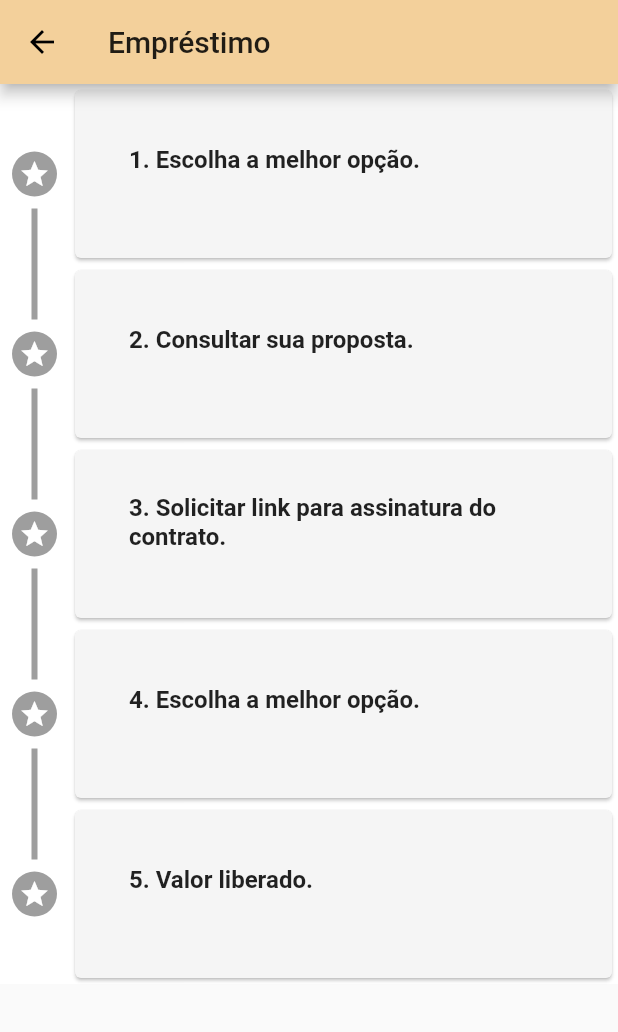
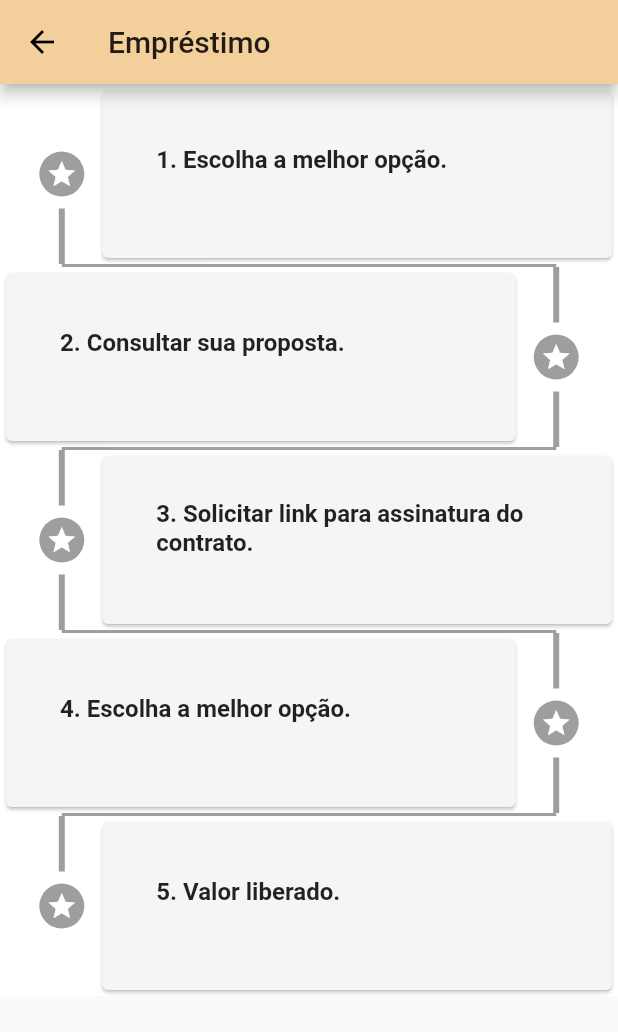
Before and after one commit to goreau/duepay, a Flutter app: the Emprestimo screen opened by its route, on a phone screen of 412 x 824 dp. Shown: the top 1032 px of the screen. Run offline on Flutter 3.47's test engine with Material 2 defaults, Android fonts, the phone set to English and light mode, and no system bars; drawn by our look-alikes of timeline_tile; our stand-ins replace shared_preferences; accounts and stored records are empty; Roboto replaces fonts that are missing (Arial).

```diff
--- a/duepay/lib/comunicacao/comunica.dart
+++ b/duepay/lib/comunicacao/comunica.dart
@@ -3,8 +3,8 @@ import 'dart:convert';
 import 'package:http/http.dart' as http;
 
 class Comunica {
-  //static final server = 'http://10.0.2.2:82/';
-  static final server = 'https://api.duebank.com.br/';
+  static final server = 'http://10.0.2.2:82/';
+  //static final server = 'https://api.duebank.com.br/';
 
   static Future<String> login(String usuario, String senha) async {
     var url = server + 'login/authentication';
--- a/duepay/lib/models/usuario.dart
+++ b/duepay/lib/models/usuario.dart
@@ -6,7 +6,32 @@ class Usuario {
   final String perfil;
   final int status;
   final int cartao_corporativo;
+  final String token;
+  final String senha;
 
   Usuario(this.id, this.usuario, this.nome, this.sobrenome, this.perfil,
-      this.status, this.cartao_corporativo);
+      this.status, this.cartao_corporativo, this.token, this.senha);
+
+  Map<String, dynamic> toJson() => {
+        'id': id,
+        'usuario': usuario,
+        'nome': nome,
+        'sobrenome': sobrenome,
+        'perfil': perfil,
+        'status': status,
+        'cartao_corporativo': cartao_corporativo,
+        'token': token,
+        'senha': senha,
+      };
+
+  Usuario.fromJson(Map<String, dynamic> json)
+      : id = json['id'],
+        usuario = json['usuario'],
+        nome = json['nome'],
+        sobrenome = json['sobrenome'],
+        perfil = json['perfil'],
+        status = json['status'],
+        cartao_corporativo = json['cartao_corporativo'],
+        token = json['token'],
+        senha = json['senha'];
 }
--- /dev/null
+++ b/duepay/lib/util/storage.dart
@@ -0,0 +1,20 @@
+import 'dart:convert';
+
+import 'package:shared_preferences/shared_preferences.dart';
+
+class Storage {
+  static dynamic recupera(String key) async {
+    final prefs = await SharedPreferences.getInstance();
+    return json.decode(prefs.getString(key));
+  }
+
+  static insere(String key, value) async {
+    final prefs = await SharedPreferences.getInstance();
+    prefs.setString(key, json.encode(value));
+  }
+
+  static remove(String key) async {
+    final prefs = await SharedPreferences.getInstance();
+    prefs.remove(key);
+  }
+}
--- a/duepay/lib/views/emprestimo.dart
+++ b/duepay/lib/views/emprestimo.dart
@@ -1,8 +1,34 @@
+import 'package:duepay/models/usuario.dart';
 import 'package:duepay/util/routes.dart';
+import 'package:duepay/util/storage.dart';
 import 'package:flutter/material.dart';
 import 'package:timeline_tile/timeline_tile.dart';
 
-class Emprestimo extends StatelessWidget {
+class Emprestimo extends StatefulWidget {
+  @override
+  _EmprestimoState createState() => _EmprestimoState();
+}
+
+class _EmprestimoState extends State<Emprestimo> {
+  Usuario logUser;
+
+  @override
+  void initState() {
+    super.initState();
+    loadUser();
+  }
+
+  loadUser() async {
+    try {
+      Usuario user = Usuario.fromJson(await Storage.recupera("user"));
+      setState(() {
+        logUser = user;
+      });
+    } catch (Excepetion) {
+      print('fodeu' + Excepetion.toString());
+    }
+  }
+
   @override
   Widget build(BuildContext context) {
     return Scaffold(
@@ -12,13 +38,15 @@ class Emprestimo extends StatelessWidget {
       body: SingleChildScrollView(
         child: Column(
           children: [
+            // Text(logUser.token),
             Container(
               color: Colors.white,
               child: Column(
                 mainAxisSize: MainAxisSize.min,
                 children: <Widget>[
                   TimelineTile(
-                    alignment: TimelineAlign.start,
+                    alignment: TimelineAlign.manual,
+                    lineXY: 0.1,
                     isFirst: true,
                     indicatorStyle: IndicatorStyle(
                       width: 30,
@@ -53,8 +81,13 @@ class Emprestimo extends StatelessWidget {
                       ),
                     ),
                   ),
+                  TimelineDivider(
+                    begin: 0.1,
+                    end: 0.9,
+                  ),
                   TimelineTile(
-                    alignment: TimelineAlign.start,
+                    alignment: TimelineAlign.manual,
+                    lineXY: 0.9,
                     isFirst: false,
                     indicatorStyle: IndicatorStyle(
                       width: 30,
@@ -65,7 +98,7 @@ class Emprestimo extends StatelessWidget {
                         iconData: Icons.star,
                       ),
                     ),
-                    endChild: Container(
+                    startChild: Container(
                       child: Card(
                         color: Colors.grey[100],
                         child: InkWell(
@@ -90,8 +123,13 @@ class Emprestimo extends StatelessWidget {
                       ),
                     ),
                   ),
+                  TimelineDivider(
+                    begin: 0.1,
+                    end: 0.9,
+                  ),
                   TimelineTile(
-                    alignment: TimelineAlign.start,
+                    alignment: TimelineAlign.manual,
+                    lineXY: 0.1,
                     isFirst: false,
                     indicatorStyle: IndicatorStyle(
                       width: 30,
@@ -125,8 +163,13 @@ class Emprestimo extends StatelessWidget {
                       ),
                     ),
                   ),
+                  TimelineDivider(
+                    begin: 0.1,
+                    end: 0.9,
+                  ),
                   TimelineTile(
-                    alignment: TimelineAlign.start,
+                    alignment: TimelineAlign.manual,
+                    lineXY: 0.9,
                     isFirst: false,
                     indicatorStyle: IndicatorStyle(
                       width: 30,
@@ -137,7 +180,7 @@ class Emprestimo extends StatelessWidget {
                         iconData: Icons.star,
                       ),
                     ),
-                    endChild: Container(
+                    startChild: Container(
                       child: Card(
                         color: Colors.grey[100],
                         child: InkWell(
@@ -159,8 +202,13 @@ class Emprestimo extends StatelessWidget {
                       ),
                     ),
                   ),
+                  TimelineDivider(
+                    begin: 0.1,
+                    end: 0.9,
+                  ),
                   TimelineTile(
-                    alignment: TimelineAlign.start,
+                    alignment: TimelineAlign.manual,
+                    lineXY: 0.1,
                     isLast: true,
                     indicatorStyle: IndicatorStyle(
                       width: 30,
--- a/duepay/pubspec.yaml
+++ b/duepay/pubspec.yaml
@@ -26,6 +26,7 @@ dependencies:
   http: ^0.12.2
   provider:
   timeline_tile: ^1.0.0
+  shared_preferences: ^0.5.12+4
 
 
   # The following adds the Cupertino Icons font to your application.
```
Also changed, not shown: duepay/lib/comunicacao/emprestimo_dao.dart (added, +23 -0 lines), duepay/lib/views/emprestimo/simulacao.dart (+40 -2 lines), duepay/lib/views/inicio.dart (+5 -5 lines), duepay/lib/views/login.dart (+17 -4 lines), duepay/pubspec.lock, 1 other file.
